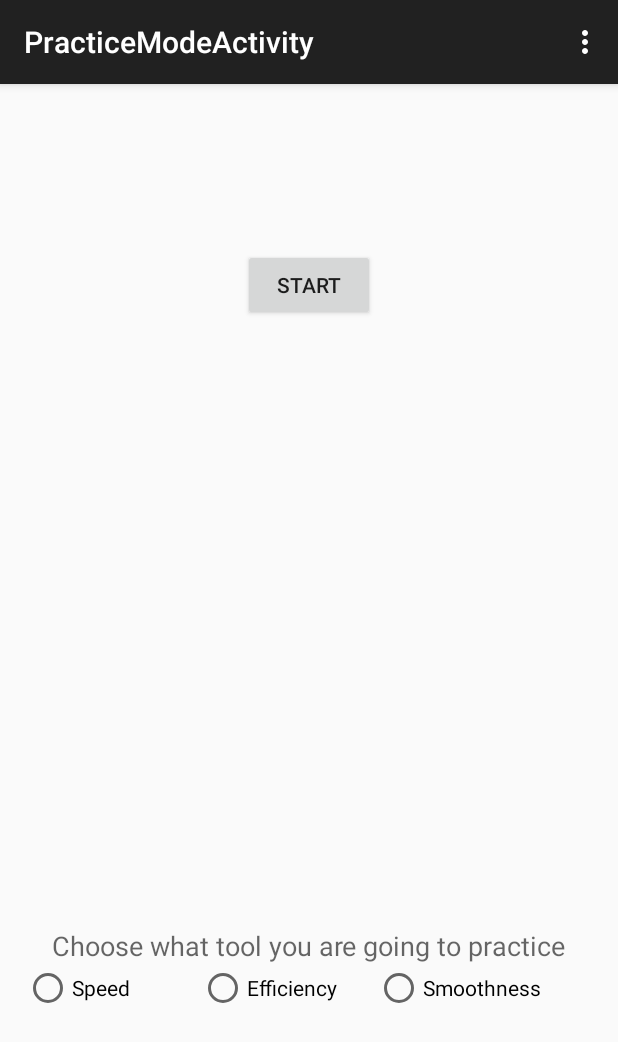
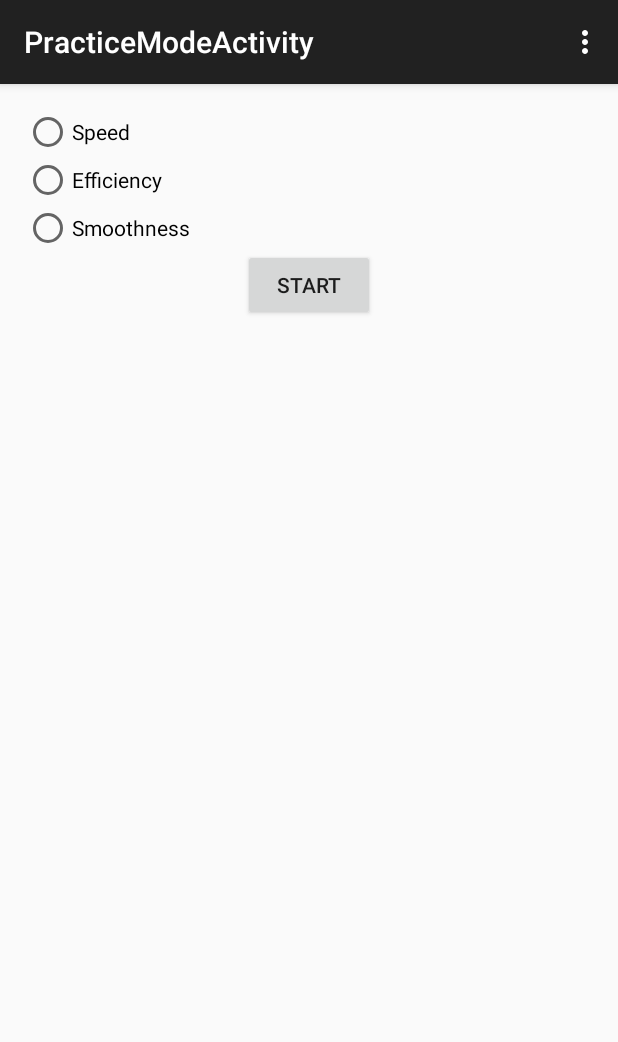
Before and after one commit to CardistryTeam/CardistryAndroidApp, an Android app: the PracticeModeActivity screen opened directly, with no data from a screen before it, on a phone screen of 412 x 824 dp. Shown: the top 1042 px of the screen. Run offline under Robolectric (Android 15) with nearby library versions, the phone set to English and light mode, and no system bars.

Commit message:
Added RadioGroup in PracticeMode

```diff
--- a/app/src/main/res/layout/activity_practice_mode.xml
+++ b/app/src/main/res/layout/activity_practice_mode.xml
@@ -15,45 +15,30 @@
         android:layout_centerHorizontal="true"
         android:layout_marginTop="94dp" />
 
-    <RadioButton
-        android:layout_width="wrap_content"
-        android:layout_height="wrap_content"
-        android:id="@+id/radioButton"
-        android:layout_marginBottom="133dp"
-        android:checked="false"
-        android:text="Speed"
-        android:layout_alignParentBottom="true"
-        android:layout_alignParentLeft="true"
-        android:layout_alignParentStart="true" />
+    <RadioGroup
+        android:layout_width="match_parent"
+        android:layout_height="match_parent"
+        android:layout_centerVertical="true"
+        android:layout_centerHorizontal="true"
+        android:id="@+id/modeRadioGroup">
 
         <RadioButton
             android:layout_width="wrap_content"
             android:layout_height="wrap_content"
-        android:id="@+id/radioButton2"
-        android:checked="false"
-        android:text="Efficiency"
-        android:layout_below="@+id/textView"
-        android:layout_toLeftOf="@+id/radioButton3"
-        android:layout_toStartOf="@+id/radioButton3"
-        android:layout_marginRight="25dp"
-        android:layout_marginEnd="25dp" />
+            android:text="Speed"
+            android:id="@+id/speedRadioButton" />
 
         <RadioButton
             android:layout_width="wrap_content"
             android:layout_height="wrap_content"
-        android:id="@+id/radioButton3"
-        android:checked="false"
-        android:text="Smoothness"
-        android:layout_below="@+id/textView"
-        android:layout_toRightOf="@+id/startButton"
-        android:layout_toEndOf="@+id/startButton" />
-
-    <TextView
+            android:text="Efficiency"
+            android:id="@+id/efficiencyRadioButton"/>
+        <RadioButton
             android:layout_width="wrap_content"
             android:layout_height="wrap_content"
-        android:textAppearance="?android:attr/textAppearanceMedium"
-        android:text="Choose what tool you are going to practice"
-        android:id="@+id/textView"
-        android:layout_above="@+id/radioButton"
-        android:layout_centerHorizontal="true" />
+            android:text="Smoothness"
+            android:id="@+id/smoothnessRadioButton"/>
+
+    </RadioGroup>
+
 </RelativeLayout>
```
Lines whose indentation alone changed are shown as unchanged.
